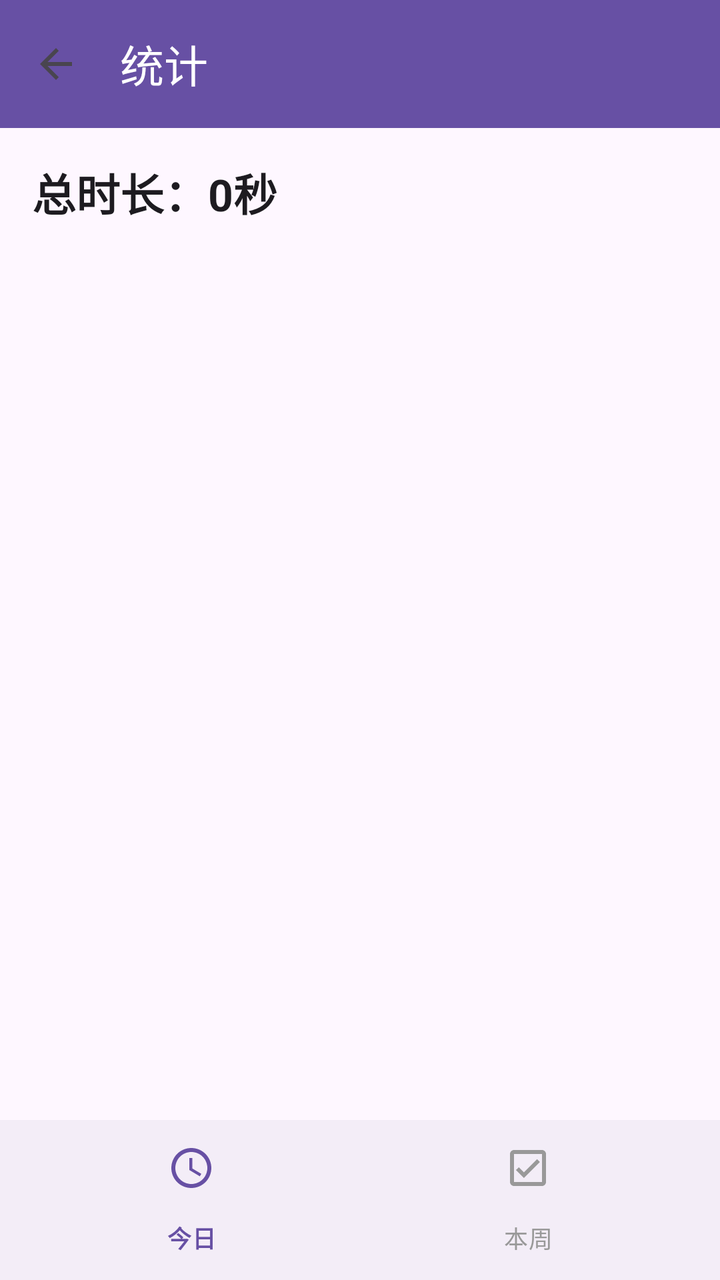
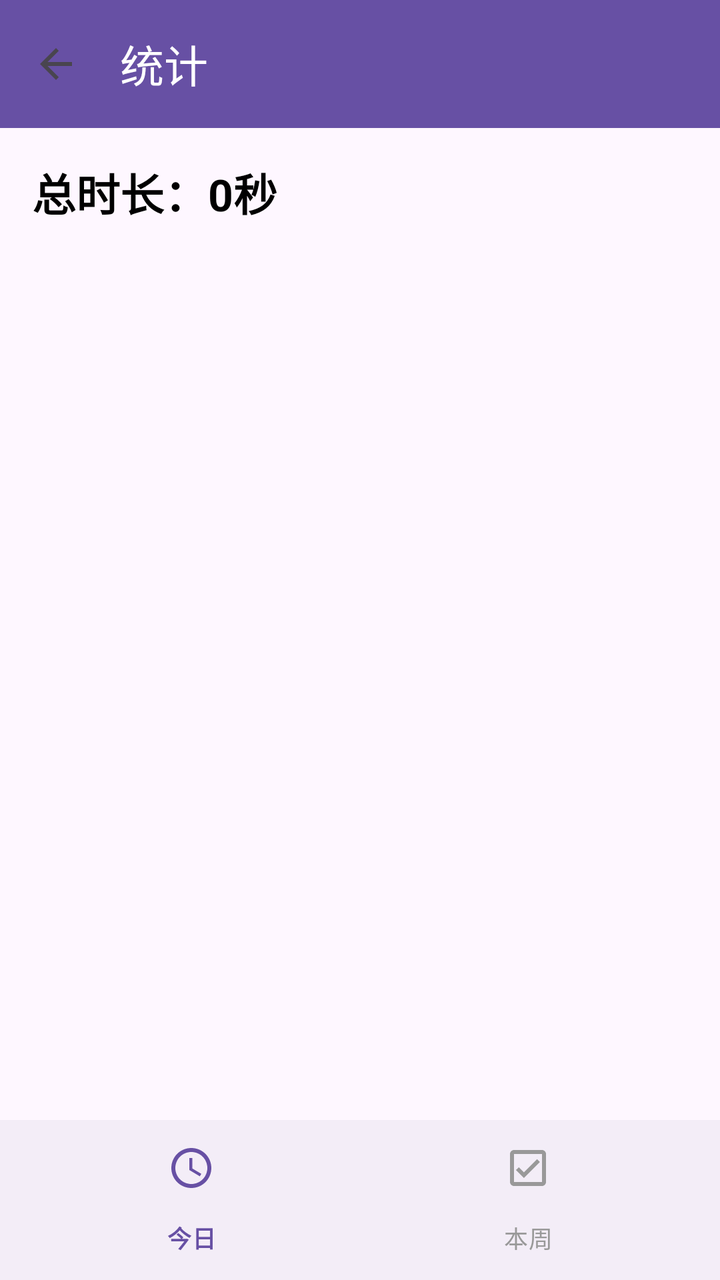

Screens rendered from an Android XML layout before and after an edit, with the pre-edit source and the edit as a unified diff.
<!-- AndroidManifest.xml: application theme Theme.NIUNANtime -->
<!-- res/layout/activity_statistics.xml -->
<?xml version="1.0" encoding="utf-8"?>
<androidx.constraintlayout.widget.ConstraintLayout xmlns:android="http://schemas.android.com/apk/res/android"
    xmlns:app="http://schemas.android.com/apk/res-auto"
    xmlns:tools="http://schemas.android.com/tools"
    android:layout_width="match_parent"
    android:layout_height="match_parent"
    tools:context=".StatisticsActivity">

    <com.google.android.material.appbar.MaterialToolbar
        android:id="@+id/toolbar"
        android:layout_width="0dp"
        android:layout_height="?attr/actionBarSize"
        android:background="?attr/colorPrimary"
        app:title="统计"
        app:titleTextColor="?attr/colorOnPrimary"
        app:navigationIcon="?attr/homeAsUpIndicator"
        app:navigationContentDescription="返回"
        app:layout_constraintTop_toTopOf="parent"
        app:layout_constraintStart_toStartOf="parent"
        app:layout_constraintEnd_toEndOf="parent" />

    <ScrollView
        android:id="@+id/scroll_content"
        android:layout_width="0dp"
        android:layout_height="0dp"
        android:padding="16dp"
        app:layout_constraintTop_toBottomOf="@id/toolbar"
        app:layout_constraintBottom_toTopOf="@id/bottom_navigation"
        app:layout_constraintStart_toStartOf="parent"
        app:layout_constraintEnd_toEndOf="parent">

        <LinearLayout
            android:id="@+id/content_container"
            android:layout_width="match_parent"
            android:layout_height="wrap_content"
            android:orientation="vertical">

            <TextView
                android:id="@+id/tv_total_duration"
                android:layout_width="wrap_content"
                android:layout_height="wrap_content"
                android:text="总时长：0秒"
                android:textSize="22sp"
                android:textStyle="bold"
                android:textColor="?android:attr/textColorPrimary"
                android:layout_marginBottom="20dp" />

            <LinearLayout
                android:id="@+id/event_list_container"
                android:layout_width="match_parent"
                android:layout_height="wrap_content"
                android:orientation="vertical" />

        </LinearLayout>
    </ScrollView>

    <com.google.android.material.bottomnavigation.BottomNavigationView
        android:id="@+id/bottom_navigation"
        android:layout_width="0dp"
        android:layout_height="wrap_content"
        app:layout_constraintBottom_toBottomOf="parent"
        app:layout_constraintStart_toStartOf="parent"
        app:layout_constraintEnd_toEndOf="parent"
        app:menu="@menu/menu_bottom_stats"
        app:itemIconTint="@color/bottom_nav_item_color"
        app:itemTextColor="@color/bottom_nav_item_color" />

    <FrameLayout
        android:id="@+id/fragment_container"
        android:layout_width="0dp"
        android:layout_height="0dp"
        android:visibility="gone"
        app:layout_constraintTop_toTopOf="parent"
        app:layout_constraintBottom_toBottomOf="parent"
        app:layout_constraintStart_toStartOf="parent"
        app:layout_constraintEnd_toEndOf="parent" />

</androidx.constraintlayout.widget.ConstraintLayout>
<!-- resources referenced by this layout -->
<resources>
  <style name="Theme.NIUNANtime" parent="Base.Theme.NIUNANtime" />
  <style name="Base.Theme.NIUNANtime" parent="Theme.Material3.DayNight.NoActionBar">
          
          
      </style>
</resources>

<!-- the commit's change to res/layout/activity_statistics.xml (unified diff, before → after) -->
@@ -42,7 +42,7 @@
                 android:text="总时长：0秒"
                 android:textSize="22sp"
                 android:textStyle="bold"
-                android:textColor="?android:attr/textColorPrimary"
+                android:textColor="#000000"
                 android:layout_marginBottom="20dp" />
 
             <LinearLayout
